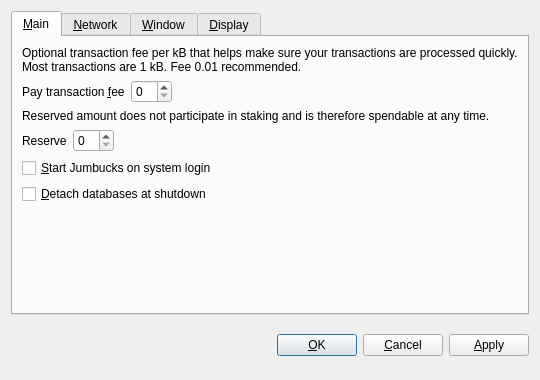
The window that src/qt/forms/optionsdialog.ui (jyap808/jumbucks) describes before a commit, drawn with Qt 5.
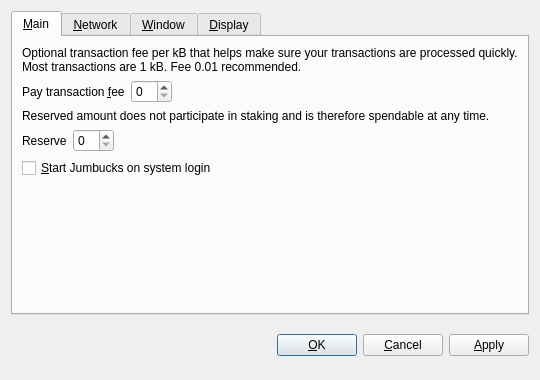
The same window after the commit. Custom widgets are drawn as their Qt base class.

Commit message:
Remove -detachdb and stop's detach argument.
As the only BDB database left is the wallet, and it is always
detached.

Also remove IsChainFile() predicate and related chainfile-specific
logic.

Conflicts:
	src/bitcoinrpc.cpp
	src/db.cpp
	src/qt/bitcoinstrings.cpp

Conflicts:
	src/bitcoinrpc.cpp
	src/init.cpp
	src/qt/optionsmodel.cpp
	src/qt/optionsmodel.h

Diff of the .ui file:
```diff
--- a/src/qt/forms/optionsdialog.ui
+++ b/src/qt/forms/optionsdialog.ui
@@ -132,16 +132,6 @@
          </property>
         </widget>
        </item>
-       <item>
-        <widget class="QCheckBox" name="detachDatabases">
-         <property name="toolTip">
-          <string>Detach block and address databases at shutdown. This means they can be moved to another data directory, but it slows down shutdown. The wallet is always detached.</string>
-         </property>
-         <property name="text">
-          <string>&amp;Detach databases at shutdown</string>
-         </property>
-        </widget>
-       </item>
        <item>
         <spacer name="verticalSpacer_Main">
          <property name="orientation">
```
The commit also changes 7 other files.
